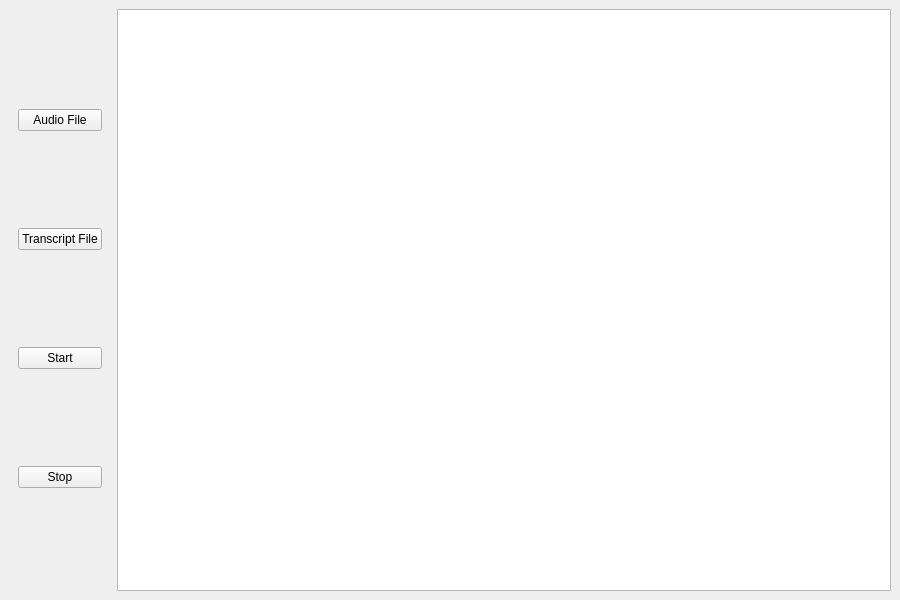
The window that ui/noScribe.ui (kaixxx/noScribe) describes before a commit, drawn with Qt 5.
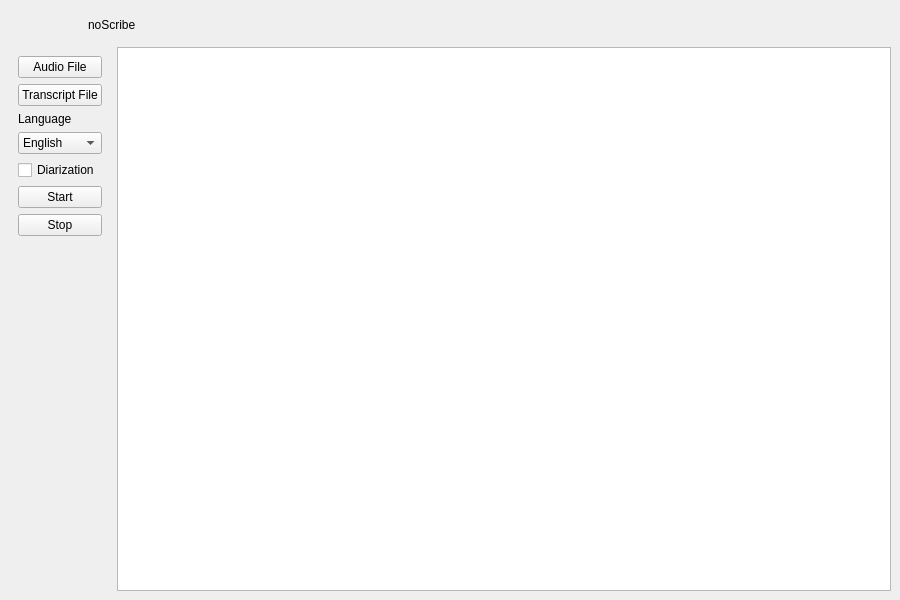
The same window after the commit. Icons and pictures are not drawn.

Commit message: Enhance PyQt6 UI and transcription features

Patch:
```diff
--- a/ui/noScribe.ui
+++ b/ui/noScribe.ui
@@ -14,7 +14,41 @@
    <string>NoScribe</string>
   </property>
   <widget class="QWidget" name="centralwidget">
-   <layout class="QHBoxLayout" name="horizontalLayout">
+   <layout class="QVBoxLayout" name="verticalLayoutMain">
+    <item>
+     <widget class="QWidget" name="header">
+      <layout class="QHBoxLayout" name="horizontalLayoutHeader">
+       <item>
+        <widget class="QLabel" name="lblLogo">
+         <property name="pixmap">
+          <pixmap>../noScribeLogo.png</pixmap>
+         </property>
+         <property name="scaledContents">
+          <bool>true</bool>
+         </property>
+         <property name="maximumSize">
+          <size>
+           <width>64</width>
+           <height>64</height>
+          </size>
+         </property>
+        </widget>
+       </item>
+       <item>
+        <widget class="QLabel" name="lblTitle">
+         <property name="text">
+          <string>noScribe</string>
+         </property>
+         <property name="alignment">
+          <set>Qt::AlignLeft|Qt::AlignVCenter</set>
+         </property>
+        </widget>
+       </item>
+      </layout>
+     </widget>
+    </item>
+    <item>
+     <layout class="QHBoxLayout" name="horizontalLayoutBody">
     <item>
      <widget class="QWidget" name="sidebar">
       <layout class="QVBoxLayout" name="verticalLayoutSidebar">
@@ -32,6 +66,34 @@
          </property>
         </widget>
        </item>
+         <item>
+          <widget class="QLabel" name="lblLanguage">
+           <property name="text">
+            <string>Language</string>
+           </property>
+          </widget>
+         </item>
+         <item>
+          <widget class="QComboBox" name="cmbLanguage">
+           <item>
+            <property name="text">
+             <string>English</string>
+            </property>
+           </item>
+           <item>
+            <property name="text">
+             <string>German</string>
+            </property>
+           </item>
+          </widget>
+         </item>
+         <item>
+          <widget class="QCheckBox" name="chkDiarization">
+           <property name="text">
+            <string>Diarization</string>
+           </property>
+          </widget>
+         </item>
        <item>
         <widget class="QPushButton" name="btnStart">
          <property name="text">
@@ -46,11 +108,26 @@
          </property>
         </widget>
        </item>
+         <item>
+          <spacer name="verticalSpacer">
+           <property name="orientation">
+            <enum>Qt::Vertical</enum>
+           </property>
+           <property name="sizeHint" stdset="0">
+            <size>
+             <width>20</width>
+             <height>40</height>
+            </size>
+           </property>
+          </spacer>
+         </item>
       </layout>
      </widget>
     </item>
     <item>
      <widget class="QTextEdit" name="txtLog"/>
+      </item>
+     </layout>
     </item>
    </layout>
   </widget>
```
Lines whose indentation alone changed are shown as unchanged. The commit also changes 5 other files.
